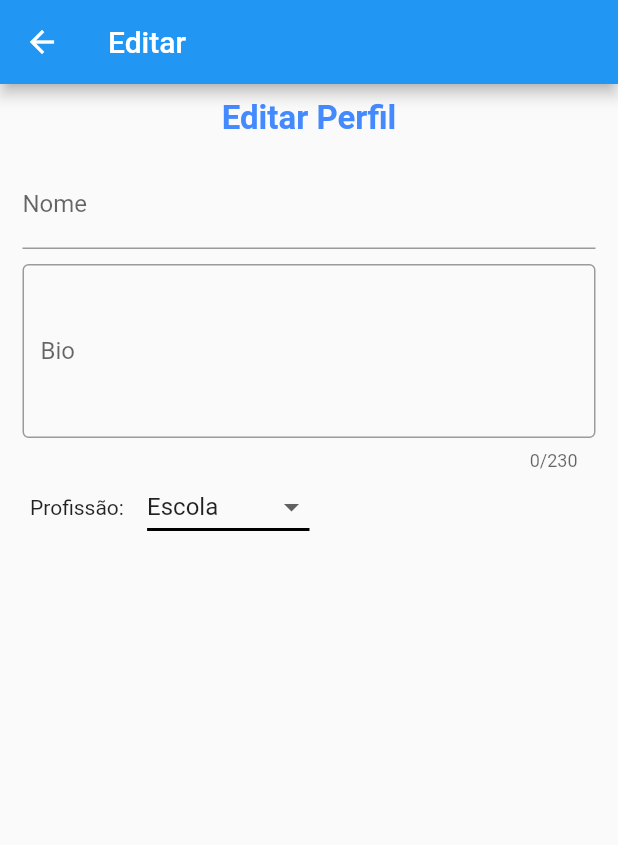
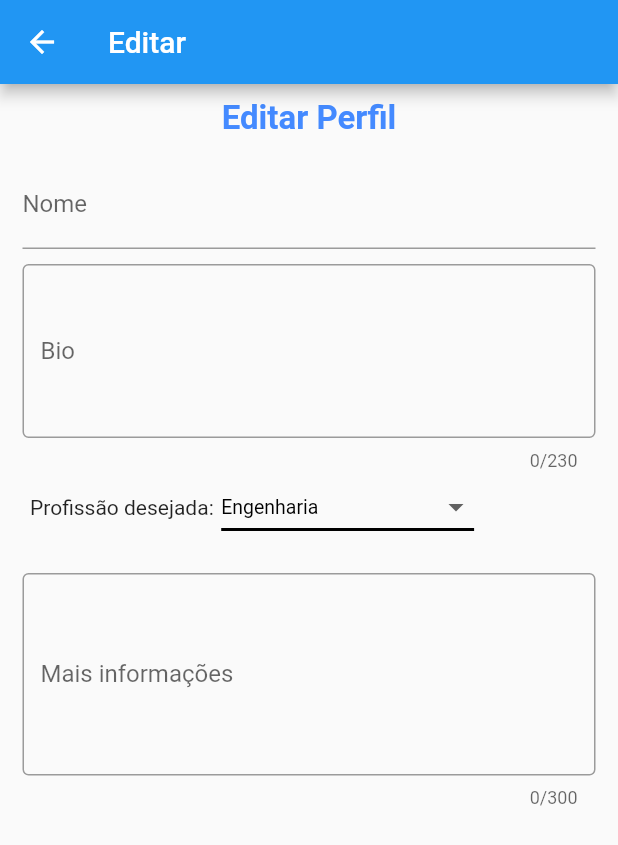
Before and after one commit to PedroH-Peres/projeto_obt, a Flutter app: the EditPage screen opened directly, on a phone screen of 412 x 824 dp. Shown: the top 845 px of the screen. Run offline on Flutter 3.47's test engine with Material 2 defaults, Android fonts, the phone set to English and light mode, and no system bars; our stand-ins replace cloud_firestore, firebase_auth, firebase_core; missing offline and left inert: dart:ffi; accounts and stored records are empty.

Commit message:
profissoes

```diff
--- a/lib/components/edit_perfil.dart
+++ b/lib/components/edit_perfil.dart
@@ -4,6 +4,7 @@ import 'package:flutter/src/widgets/container.dart';
 import 'package:flutter/src/widgets/framework.dart';
 import 'package:projeto_obt/core/auth/auth_firebase_service.dart';
 import 'package:projeto_obt/core/auth/auth_service.dart';
+import 'package:projeto_obt/utils/profissoes.dart';
 
 import '../models/auth.dart';
 
@@ -16,13 +17,14 @@ class EditPerfil extends StatefulWidget {
 
 class _EditPerfilState extends State<EditPerfil> {
 
-  var ddValue = 'Escola';
+  var ddValue = 'Engenharia';
 
   @override
   Widget build(BuildContext context) {
     final _formKey = GlobalKey<FormState>();
     return
-      Container(
+      SingleChildScrollView(
+        child: Container(
           width: MediaQuery.of(context).size.width,
           height: MediaQuery.of(context).size.height,
           child: Column(
@@ -67,28 +69,44 @@ class _EditPerfilState extends State<EditPerfil> {
                       Row(
                     children: [
                       const SizedBox(width: 5,),
-                    const Text("Profissão: "),
-                    const SizedBox(
-                      width: 12,
+                      if(AuthService().currentUser!.tipoConta == "Aluno")
+                        Text("Profissão desejada:"),
+                      if(AuthService().currentUser!.tipoConta == "Profissional")
+                        Text("Profissão:"),
+                      SizedBox(
+                        width: 5,
                       ),
                       DropdownButton<String>(
                         value: ddValue,
                         elevation: 12,
                         underline: Container(height: 2, color: Colors.black,),
+                        style: TextStyle(color: Colors.black, fontSize: 13),
                         onChanged: (tipo) {
                           setState(() {
                             ddValue = tipo ?? 'Aluno';
                           });
                         },
-                      items: const [
-                        DropdownMenuItem(value: 'Aluno', child: Text("Aluno")),
-                        DropdownMenuItem(
-                            value: 'Escola', child: Text("Escola")),
-                        DropdownMenuItem(
-                            value: 'Profissional', child: Text("Profissional")),
-                      ],
+                        items: [
+                          for(int i = 0; i < Profissoes().profissoes.length; i++)
+                            DropdownMenuItem(value: Profissoes().profissoes[i],child: Text(Profissoes().profissoes[i]))
+
+                        ]
+
                       ),
                     ],
+
+                  ),
+                  SizedBox(height: 20,),
+                  TextFormField(
+                        key: const ValueKey('info'),
+                        keyboardType: TextInputType.multiline,
+                        maxLines: 5,
+                        maxLength: 300,
+                        decoration: const InputDecoration(
+                          border: OutlineInputBorder(),
+                          label: Text("Mais informações"),
+                        ),
+                        initialValue: AuthService().currentUser!.info,
                       ),
                     ],
                   ),
@@ -96,6 +114,7 @@ class _EditPerfilState extends State<EditPerfil> {
               )
             ],
           ),
+          ),
       );
   }
 }
--- a/lib/core/models/app_user.dart
+++ b/lib/core/models/app_user.dart
@@ -4,6 +4,8 @@ class AppUser{
   final String email;
   final String tipoConta;
   final String? bio;
+  final String? info;
+  final String? profissao;
 
 
   AppUser({
@@ -11,6 +13,8 @@ class AppUser{
     required this.name,
     required this.email,
     required this.tipoConta,
+    this.info,
+    this.profissao,
     this.bio
   });
 
--- a/lib/pages/perfil_page.dart
+++ b/lib/pages/perfil_page.dart
@@ -12,19 +12,15 @@ import '../core/auth/auth_service.dart';
 import '../core/models/app_user.dart';
 
 class PerfilPage extends StatefulWidget {
-
   @override
   State<PerfilPage> createState() => _PerfilPageState();
 }
 
 class _PerfilPageState extends State<PerfilPage> {
-
   bool isEditMode = false;
 
   @override
   Widget build(BuildContext context) {
-
-
     return Scaffold(
       drawer: AppDrawer(),
       appBar: AppBar(
@@ -32,13 +28,18 @@ class _PerfilPageState extends State<PerfilPage> {
         actions: [
           IconButton(
               onPressed: () {
-                Navigator.of(context).push(MaterialPageRoute(builder: ((context) => EditPage())));
+                Navigator.of(context).push(
+                    MaterialPageRoute(builder: ((context) => EditPage())));
               },
-              icon: Icon(isEditMode ? Icons.check_circle_outline: Icons.border_color_outlined, size: 30,))
+              icon: Icon(
+                isEditMode
+                    ? Icons.check_circle_outline
+                    : Icons.border_color_outlined,
+                size: 30,
+              ))
         ],
       ),
-      body:
-      Column(
+      body: Column(
         children: [
           Card(
             elevation: 3,
@@ -70,7 +71,16 @@ class _PerfilPageState extends State<PerfilPage> {
                     Text(
                       'Tipo de conta: ${AuthService().currentUser!.tipoConta}',
                       style: TextStyle(fontSize: 15),
-                    )
+                    ),
+                    const SizedBox(
+                      height: 14,
+                    ),
+                    Text(
+                      AuthService().currentUser!.profissao ??
+                          "Profissão não registrada",
+                      style: TextStyle(
+                        color: AuthService().currentUser!.profissao == null ? Colors.red : Color.fromRGBO(0, 150, 0, 1), fontWeight: FontWeight.bold
+                      )),
                   ],
                 )
               ],
--- /dev/null
+++ b/lib/utils/profissoes.dart
@@ -0,0 +1,22 @@
+class Profissoes{
+
+  List<String> profissoes= [
+    "Engenharia",
+    "Medicina",
+    "Biomedicina",
+    "Direito",
+    "Agronomia",
+    "Ciências Econômicas",
+    "Física",
+    "Astronomia",
+    "Matemática",
+    "Ciencias da Computação",
+    "Pedagogia",
+    "Psicologia",
+    "Geografia",
+    "Medicina Veterinária",
+    ""
+
+  ];
+
+}
```
Lines whose indentation alone changed are shown as unchanged.
